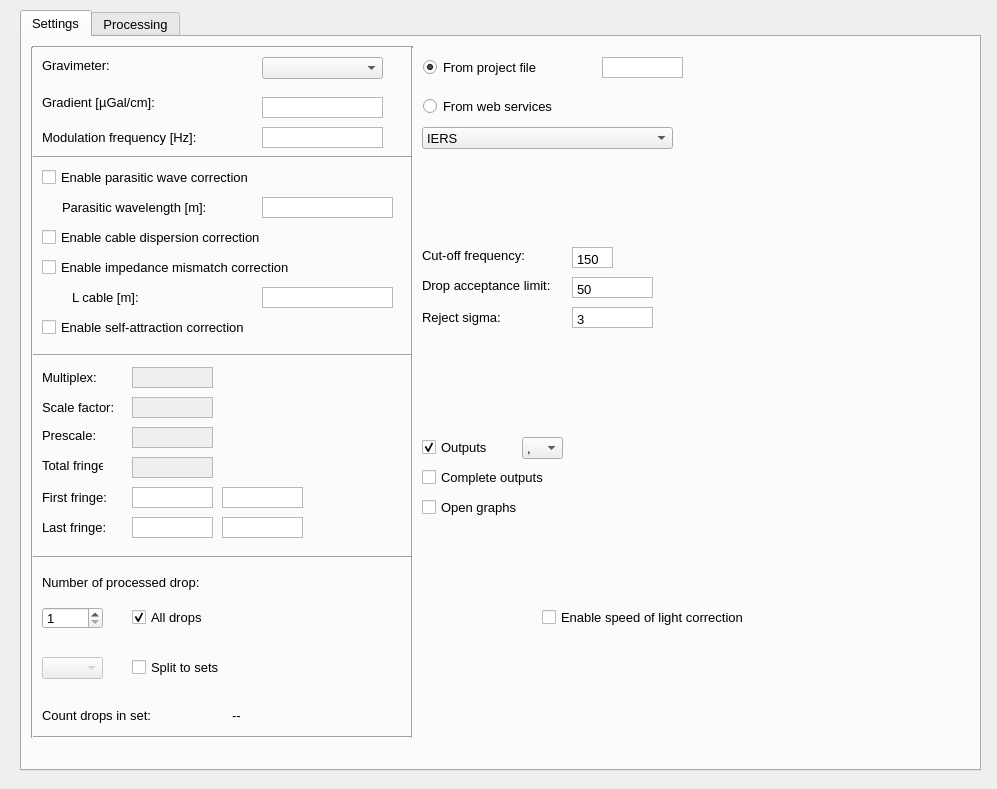
This is gui/compute.ui in milosvalko/Agdas as Qt 5 draws it before an edit. The edited form follows.
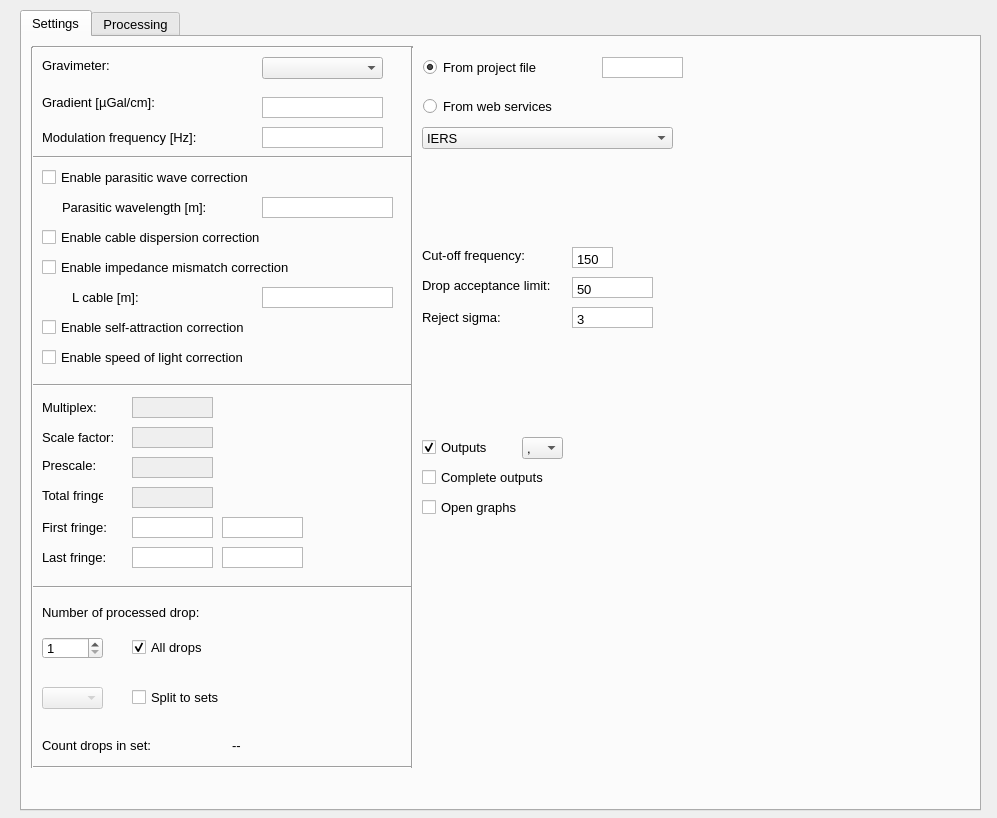
This is the edited form.

```diff
--- a/gui/compute.ui
+++ b/gui/compute.ui
@@ -7,7 +7,7 @@
     <x>0</x>
     <y>0</y>
     <width>997</width>
-    <height>789</height>
+    <height>818</height>
    </rect>
   </property>
   <property name="windowTitle">
@@ -19,7 +19,7 @@
      <x>20</x>
      <y>10</y>
      <width>961</width>
-     <height>761</height>
+     <height>801</height>
     </rect>
    </property>
    <property name="font">
@@ -83,7 +83,7 @@
      <property name="geometry">
       <rect>
        <x>20</x>
-       <y>390</y>
+       <y>420</y>
        <width>61</width>
        <height>16</height>
       </rect>
@@ -101,7 +101,7 @@
      <property name="geometry">
       <rect>
        <x>20</x>
-       <y>450</y>
+       <y>480</y>
        <width>71</width>
        <height>21</height>
       </rect>
@@ -119,7 +119,7 @@
      <property name="geometry">
       <rect>
        <x>20</x>
-       <y>480</y>
+       <y>510</y>
        <width>71</width>
        <height>21</height>
       </rect>
@@ -137,7 +137,7 @@
      <property name="geometry">
       <rect>
        <x>20</x>
-       <y>570</y>
+       <y>600</y>
        <width>61</width>
        <height>22</height>
       </rect>
@@ -150,7 +150,7 @@
      <property name="geometry">
       <rect>
        <x>110</x>
-       <y>570</y>
+       <y>600</y>
        <width>101</width>
        <height>20</height>
       </rect>
@@ -166,7 +166,7 @@
      <property name="geometry">
       <rect>
        <x>20</x>
-       <y>530</y>
+       <y>560</y>
        <width>221</width>
        <height>31</height>
       </rect>
@@ -220,7 +220,7 @@
      <property name="geometry">
       <rect>
        <x>110</x>
-       <y>330</y>
+       <y>360</y>
        <width>81</width>
        <height>21</height>
       </rect>
@@ -244,7 +244,7 @@
      <property name="geometry">
       <rect>
        <x>110</x>
-       <y>360</y>
+       <y>390</y>
        <width>81</width>
        <height>21</height>
       </rect>
@@ -265,7 +265,7 @@
      <property name="geometry">
       <rect>
        <x>20</x>
-       <y>330</y>
+       <y>360</y>
        <width>61</width>
        <height>21</height>
       </rect>
@@ -283,7 +283,7 @@
      <property name="geometry">
       <rect>
        <x>20</x>
-       <y>360</y>
+       <y>390</y>
        <width>81</width>
        <height>21</height>
       </rect>
@@ -304,7 +304,7 @@
      <property name="geometry">
       <rect>
        <x>110</x>
-       <y>390</y>
+       <y>420</y>
        <width>81</width>
        <height>21</height>
       </rect>
@@ -325,7 +325,7 @@
      <property name="geometry">
       <rect>
        <x>110</x>
-       <y>450</y>
+       <y>480</y>
        <width>81</width>
        <height>21</height>
       </rect>
@@ -338,7 +338,7 @@
      <property name="geometry">
       <rect>
        <x>110</x>
-       <y>480</y>
+       <y>510</y>
        <width>81</width>
        <height>21</height>
       </rect>
@@ -490,7 +490,7 @@
      <property name="geometry">
       <rect>
        <x>110</x>
-       <y>620</y>
+       <y>650</y>
        <width>131</width>
        <height>20</height>
       </rect>
@@ -503,7 +503,7 @@
      <property name="geometry">
       <rect>
        <x>20</x>
-       <y>670</y>
+       <y>700</y>
        <width>151</width>
        <height>16</height>
       </rect>
@@ -516,7 +516,7 @@
      <property name="geometry">
       <rect>
        <x>210</x>
-       <y>670</y>
+       <y>700</y>
        <width>31</width>
        <height>16</height>
       </rect>
@@ -532,7 +532,7 @@
      <property name="geometry">
       <rect>
        <x>20</x>
-       <y>620</y>
+       <y>650</y>
        <width>61</width>
        <height>22</height>
       </rect>
@@ -794,7 +794,7 @@
      <property name="geometry">
       <rect>
        <x>110</x>
-       <y>420</y>
+       <y>450</y>
        <width>81</width>
        <height>21</height>
       </rect>
@@ -815,7 +815,7 @@
      <property name="geometry">
       <rect>
        <x>20</x>
-       <y>420</y>
+       <y>450</y>
        <width>61</width>
        <height>16</height>
       </rect>
@@ -833,7 +833,7 @@
      <property name="geometry">
       <rect>
        <x>10</x>
-       <y>310</y>
+       <y>340</y>
        <width>381</width>
        <height>16</height>
       </rect>
@@ -859,7 +859,7 @@
      <property name="geometry">
       <rect>
        <x>10</x>
-       <y>510</y>
+       <y>540</y>
        <width>381</width>
        <height>20</height>
       </rect>
@@ -885,7 +885,7 @@
      <property name="geometry">
       <rect>
        <x>10</x>
-       <y>690</y>
+       <y>720</y>
        <width>381</width>
        <height>20</height>
       </rect>
@@ -900,7 +900,7 @@
        <x>380</x>
        <y>10</y>
        <width>20</width>
-       <height>691</height>
+       <height>721</height>
       </rect>
      </property>
      <property name="orientation">
@@ -913,7 +913,7 @@
        <x>0</x>
        <y>10</y>
        <width>20</width>
-       <height>691</height>
+       <height>721</height>
       </rect>
      </property>
      <property name="orientation">
@@ -924,7 +924,7 @@
      <property name="geometry">
       <rect>
        <x>200</x>
-       <y>450</y>
+       <y>480</y>
        <width>81</width>
        <height>21</height>
       </rect>
@@ -937,7 +937,7 @@
      <property name="geometry">
       <rect>
        <x>200</x>
-       <y>480</y>
+       <y>510</y>
        <width>81</width>
        <height>21</height>
       </rect>
@@ -949,8 +949,8 @@
     <widget class="QCheckBox" name="ksol">
      <property name="geometry">
       <rect>
-       <x>520</x>
-       <y>570</y>
+       <x>20</x>
+       <y>310</y>
        <width>281</width>
        <height>20</height>
       </rect>
```
